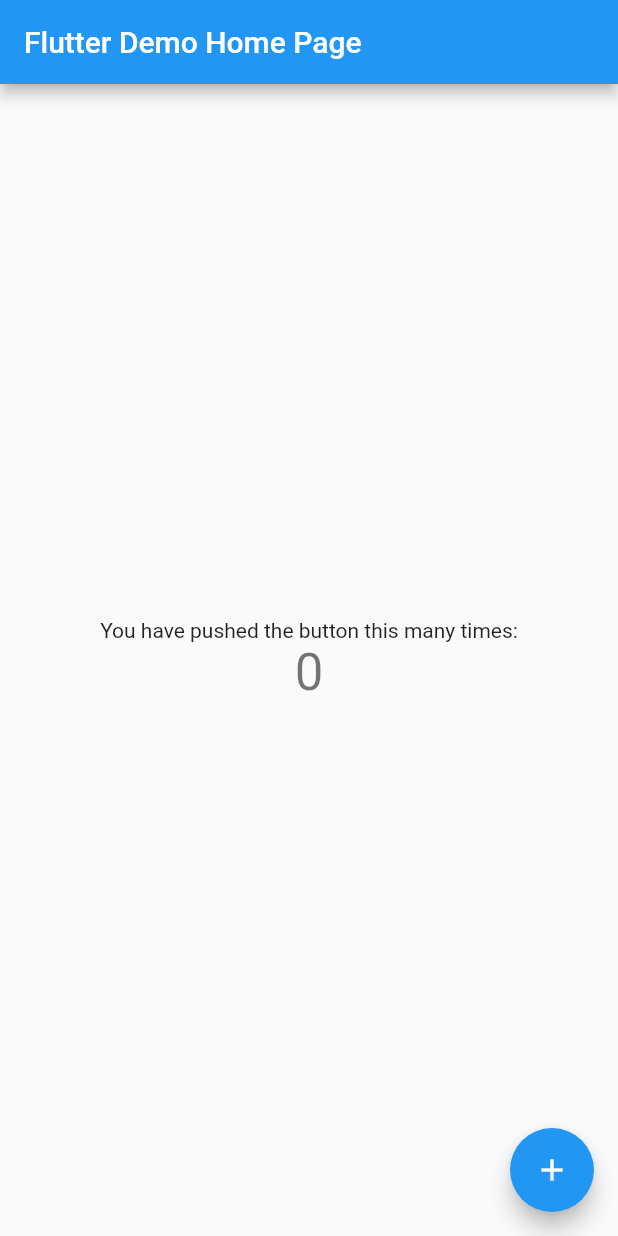
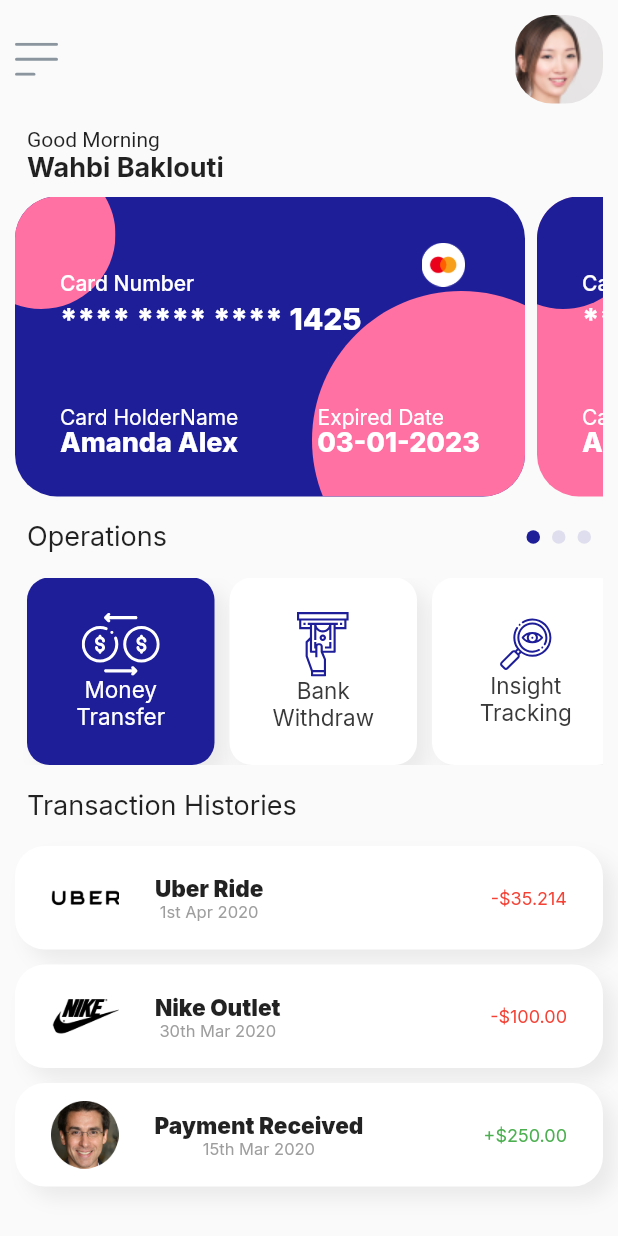
Before and after one commit to wahbi-baklouti7/flutter_ui, a Flutter app: the screen it shows after launch, on a phone screen of 412 x 824 dp. Run offline on Flutter 3.47's test engine with Material 2 defaults, Android fonts, the phone set to English and light mode, and no system bars; our stand-ins replace flutter_svg, google_fonts; Roboto replaces fonts that are missing (Inder).

Commit message:
desing finsihed

```diff
--- a/flutter_money_management_app/lib/main.dart
+++ b/flutter_money_management_app/lib/main.dart
@@ -1,117 +1,20 @@
 import 'package:flutter/material.dart';
+
+import 'screens/home_screen.dart';
 
 void main() {
   runApp(MyApp());
 }
 
 class MyApp extends StatelessWidget {
-  // This widget is the root of your application.
+
   @override
   Widget build(BuildContext context) {
     return MaterialApp(
-      title: 'Flutter Demo',
-      theme: ThemeData(
-        // This is the theme of your application.
-        //
-        // Try running your application with "flutter run". You'll see the
-        // application has a blue toolbar. Then, without quitting the app, try
-        // changing the primarySwatch below to Colors.green and then invoke
-        // "hot reload" (press "r" in the console where you ran "flutter run",
-        // or simply save your changes to "hot reload" in a Flutter IDE).
-        // Notice that the counter didn't reset back to zero; the application
-        // is not restarted.
-        primarySwatch: Colors.blue,
-        // This makes the visual density adapt to the platform that you run
-        // the app on. For desktop platforms, the controls will be smaller and
-        // closer together (more dense) than on mobile platforms.
-        visualDensity: VisualDensity.adaptivePlatformDensity,
-      ),
-      home: MyHomePage(title: 'Flutter Demo Home Page'),
+      debugShowCheckedModeBanner:false,
+      title: "Flutter UI",
+      home: HomeScreen(),
+
     );
   }
 }
-
-class MyHomePage extends StatefulWidget {
-  MyHomePage({Key key, this.title}) : super(key: key);
-
-  // This widget is the home page of your application. It is stateful, meaning
-  // that it has a State object (defined below) that contains fields that affect
-  // how it looks.
-
-  // This class is the configuration for the state. It holds the values (in this
-  // case the title) provided by the parent (in this case the App widget) and
-  // used by the build method of the State. Fields in a Widget subclass are
-  // always marked "final".
-
-  final String title;
-
-  @override
-  _MyHomePageState createState() => _MyHomePageState();
-}
-
-class _MyHomePageState extends State<MyHomePage> {
-  int _counter = 0;
-
-  void _incrementCounter() {
-    setState(() {
-      // This call to setState tells the Flutter framework that something has
-      // changed in this State, which causes it to rerun the build method below
-      // so that the display can reflect the updated values. If we changed
-      // _counter without calling setState(), then the build method would not be
-      // called again, and so nothing would appear to happen.
-      _counter++;
-    });
-  }
-
-  @override
-  Widget build(BuildContext context) {
-    // This method is rerun every time setState is called, for instance as done
-    // by the _incrementCounter method above.
-    //
-    // The Flutter framework has been optimized to make rerunning build methods
-    // fast, so that you can just rebuild anything that needs updating rather
-    // than having to individually change instances of widgets.
-    return Scaffold(
-      appBar: AppBar(
-        // Here we take the value from the MyHomePage object that was created by
-        // the App.build method, and use it to set our appbar title.
-        title: Text(widget.title),
-      ),
-      body: Center(
-        // Center is a layout widget. It takes a single child and positions it
-        // in the middle of the parent.
-        child: Column(
-          // Column is also a layout widget. It takes a list of children and
-          // arranges them vertically. By default, it sizes itself to fit its
-          // children horizontally, and tries to be as tall as its parent.
-          //
-          // Invoke "debug painting" (press "p" in the console, choose the
-          // "Toggle Debug Paint" action from the Flutter Inspector in Android
-          // Studio, or the "Toggle Debug Paint" command in Visual Studio Code)
-          // to see the wireframe for each widget.
-          //
-          // Column has various properties to control how it sizes itself and
-          // how it positions its children. Here we use mainAxisAlignment to
-          // center the children vertically; the main axis here is the vertical
-          // axis because Columns are vertical (the cross axis would be
-          // horizontal).
-          mainAxisAlignment: MainAxisAlignment.center,
-          children: <Widget>[
-            Text(
-              'You have pushed the button this many times:',
-            ),
-            Text(
-              '$_counter',
-              style: Theme.of(context).textTheme.headline4,
-            ),
-          ],
-        ),
-      ),
-      floatingActionButton: FloatingActionButton(
-        onPressed: _incrementCounter,
-        tooltip: 'Increment',
-        child: Icon(Icons.add),
-      ), // This trailing comma makes auto-formatting nicer for build methods.
-    );
-  }
-}
--- a/flutter_money_management_app/lib/models/card_model.dart
+++ b/flutter_money_management_app/lib/models/card_model.dart
@@ -11,7 +11,8 @@ class CardModel {
       this.cardBackground, this.cardElementTop, this.cardElementBottom);
 }
 
-List<CardModel> cards = cardData.map(
+List<CardModel> cards = cardData
+    .map(
       (item) => CardModel(
         item['user'],
         item['cardNumber'],
@@ -21,7 +22,8 @@ List<CardModel> cards = cardData.map(
         item['cardElementTop'],
         item['cardElementBottom'],
       ),
-).toList();
+    )
+    .toList();
 
 var cardData = [
   {
--- a/flutter_money_management_app/lib/models/operation_model.dart
+++ b/flutter_money_management_app/lib/models/operation_model.dart
@@ -6,8 +6,10 @@ class OperationModel {
   OperationModel(this.name, this.selectedIcon, this.unselectedIcon);
 }
 
-List<OperationModel> datas = operationsData.map((item) =>
-    OperationModel(item['name'], item['selectedIcon'], item['unselectedIcon'])).toList();
+List<OperationModel> datas = operationsData
+    .map((item) => OperationModel(
+        item['name'], item['selectedIcon'], item['unselectedIcon']))
+    .toList();
 
 var operationsData = [
   {
--- /dev/null
+++ b/flutter_money_management_app/lib/screens/home_screen.dart
@@ -0,0 +1,301 @@
+import 'package:flutter/material.dart';
+import 'package:flutter_svg/flutter_svg.dart';
+import 'package:fluttermoneymanagementapp/constants/color_constant.dart';
+import 'package:fluttermoneymanagementapp/models/card_model.dart';
+import 'package:fluttermoneymanagementapp/models/operation_model.dart';
+import 'package:fluttermoneymanagementapp/models/transaction_model.dart';
+import 'package:google_fonts/google_fonts.dart';
+
+class HomeScreen extends StatefulWidget {
+  @override
+  _HomeScreenState createState() => _HomeScreenState();
+}
+
+class _HomeScreenState extends State<HomeScreen> {
+  int current_index = 0;
+
+  List<T> map<T>(List list, Function handler) {
+    List<T> result = [];
+    for (var i = 0; i < list.length; i++) {
+      result.add(handler(i, list[i]));
+    }
+    return result;
+  }
+
+  @override
+  Widget build(BuildContext context) {
+    return Scaffold(
+        body: SafeArea(
+          child: Container(
+              margin: EdgeInsets.all(10),
+              child: ListView(physics: ClampingScrollPhysics(), children: [
+                Container(
+                  child: Row(
+                      mainAxisAlignment: MainAxisAlignment.spaceBetween,
+                      children: [
+                        SvgPicture.asset('assets/svg/drawer_icon.svg'),
+                        Container(
+                            height: 59,
+                            width: 59,
+                            decoration: BoxDecoration(
+                                borderRadius: BorderRadius.circular(25),
+                                image: DecorationImage(
+                                    image: AssetImage(
+                                        "assets/images/user_image.png"))))
+                      ]),
+                ),
+                const SizedBox(height: 16),
+                Padding(
+                  padding: const EdgeInsets.fromLTRB(8, 0, 0, 0),
+                  child: Column(
+                      crossAxisAlignment: CrossAxisAlignment.start,
+                      children: [
+                        Text("Good Morning",
+                            style: GoogleFonts.inder(
+                                fontSize: 14, fontWeight: FontWeight.w400)),
+                        Text("Wahbi Baklouti",
+                            style: GoogleFonts.inter(
+                                fontSize: 18, fontWeight: FontWeight.w700))
+                      ]),
+                ),
+                const SizedBox(height: 8),
+                Container(
+                  height: 200,
+                  child: ListView.builder(
+                    physics: BouncingScrollPhysics(),
+                    padding: EdgeInsets.only(left: 0, right: 8),
+                    scrollDirection: Axis.horizontal,
+                    itemBuilder: (context, index) {
+                      return Container(
+                          margin: EdgeInsets.only(right: 8),
+                          height: 199,
+                          width: 340,
+                          decoration: BoxDecoration(
+                            borderRadius: BorderRadius.circular(28),
+                            color: Color(cards[index].cardBackground),
+                          ),
+                          child: Stack(
+                            children: [
+                              Positioned(
+                                  // bottom:150,
+                                  child: SvgPicture.asset(
+                                      cards[index].cardElementTop)),
+                              Positioned(
+                                  bottom: 0,
+                                  right: 0,
+                                  child: SvgPicture.asset(
+                                      cards[index].cardElementBottom)),
+                              Positioned(
+                                  top: 49,
+                                  left: 30,
+                                  child: Text("Card Number",
+                                      style: GoogleFonts.inter(
+                                        color: Colors.white,
+                                        fontSize: 14,
+                                        fontWeight: FontWeight.w500,
+                                      ))),
+                              Positioned(
+                                top: 70,
+                                left: 30,
+                                child: Text(cards[index].cardNumber,
+                                    style: GoogleFonts.inter(
+                                      color: Colors.white,
+                                      fontSize: 20,
+                                      fontWeight: FontWeight.w800,
+                                    )),
+                              ),
+                              Positioned(
+                                  bottom: 45,
+                                  left: 30,
+                                  child: Text("Card HolderName",
+                                      style: GoogleFonts.inter(
+                                        color: Colors.white,
+                                        fontSize: 14,
+                                        fontWeight: FontWeight.w400,
+                                      ))),
+                              Positioned(
+                                bottom: 25,
+                                left: 30,
+                                child: Text(cards[index].user,
+                                    style: GoogleFonts.inter(
+                                      color: Colors.white,
+                                      fontSize: 18,
+                                      fontWeight: FontWeight.w800,
+                                    )),
+                              ),
+                              Positioned(
+                                  top: 31,
+                                  right: 40,
+                                  child: Image.asset(cards[index].cardType,
+                                      height: 29, width: 29)),
+                              Positioned(
+                                  bottom: 45,
+                                  right: 54,
+                                  child: Text("Expired Date",
+                                      style: GoogleFonts.inter(
+                                        color: Colors.white,
+                                        fontSize: 14,
+                                        fontWeight: FontWeight.w400,
+                                      ))),
+                              Positioned(
+                                bottom: 25,
+                                right: 30,
+                                child: Text(cards[index].cardExpired,
+                                    style: GoogleFonts.inter(
+                                      color: Colors.white,
+                                      fontSize: 18,
+                                      fontWeight: FontWeight.w800,
+                                    )),
+                              ),
+                            ],
+                          ));
+                    },
+                    itemCount: cards.length,
+                  ),
+                ),
+                Padding(
+                  padding: const EdgeInsets.fromLTRB(8, 16, 0, 16),
+                  child: Row(
+                    mainAxisAlignment: MainAxisAlignment.spaceBetween,
+                    children: [
+                      Text("Operations",
+                          style: GoogleFonts.inter(
+                            fontSize: 18,
+                          )),
+                      Row(
+                          children: map<Widget>(datas, (index, selected) {
+                        return Container(
+                            margin: EdgeInsets.fromLTRB(0, 0, 8, 0),
+                            width: 9,
+                            height: 9,
+                            decoration: BoxDecoration(
+                              shape: BoxShape.circle,
+                              color: current_index == index
+                                  ? kBlueColor
+                                  : kTwentyBlueColor,
+                            ));
+                      }))
+                    ],
+                  ),
+                ),
+                Container(
+                    height: 125,
+                    child: ListView.builder(
+                        physics: BouncingScrollPhysics(),
+                        padding: EdgeInsets.only(left: 8),
+                        scrollDirection: Axis.horizontal,
+                        itemCount: datas.length,
+                        itemBuilder: (context, index) => GestureDetector(
+                              onTap: () {
+                                setState(() {
+                                  current_index = index;
+                                });
+                              },
+                              child: OperationCard(
+                                operation: datas[index].name,
+                                selectedIcon: datas[index].selectedIcon,
+                                unselectedIcon: datas[index].unselectedIcon,
+                                isSelected: current_index == index,
+                              ),
+                            ))),
+                Padding(
+                  padding: const EdgeInsets.fromLTRB(8, 16, 0, 16),
+                  child: Text("Transaction Histories",
+                      style: GoogleFonts.inter(
+                        fontSize: 18,
+                      )),
+                ),
+                ListView.builder(
+                  shrinkWrap: true,
+                  itemCount: transactions.length,
+                  itemBuilder: (context, index) {
+                    return Container(
+                        height: 69,
+                        padding: EdgeInsets.fromLTRB(24, 12, 24, 12),
+                        margin: EdgeInsets.only(bottom: 10),
+                        decoration: BoxDecoration(
+                          color: Colors.white,
+                          borderRadius: BorderRadius.circular(20),
+                          boxShadow: [
+                            BoxShadow(
+                              color: kTenBlackColor,
+                              blurRadius: 10,
+                              offset: Offset(8, 8),
+                            )
+                          ],
+                        ),
+                        child: Row(children: [
+                          Image.asset(transactions[index].photo),
+                          SizedBox(width: 24),
+                          Column(
+                              mainAxisAlignment: MainAxisAlignment.center,
+                              children: [
+                                Text(transactions[index].name,
+                                    style: GoogleFonts.inter(
+                                        fontSize: 15,
+                                        fontWeight: FontWeight.w900)),
+                                Text(transactions[index].date,
+                                    style: GoogleFonts.inter(
+                                        fontSize: 11, color: Colors.grey))
+                              ]),
+                          Spacer(),
+                          Text(transactions[index].amount,
+                              style: GoogleFonts.inter(
+                                fontSize: 12,
+                                fontWeight:FontWeight.w400,
+                                color: transactions[index].amount.startsWith("+")?Colors.green:Colors.red,
+                              ))
+                        ]));
+                  },
+                )
+              ])),
+        ));
+  }
+}
+
+class OperationCard extends StatefulWidget {
+  final String operation;
+  final String selectedIcon;
+  final String unselectedIcon;
+  final bool isSelected;
+
+  OperationCard(
+      {this.isSelected,
+      this.selectedIcon,
+      this.unselectedIcon,
+      this.operation});
+
+  @override
+  _OperationCardState createState() => _OperationCardState();
+}
+
+class _OperationCardState extends State<OperationCard> {
+  @override
+  Widget build(BuildContext context) {
+    return Container(
+        margin: EdgeInsets.only(right: 10),
+        height: 125,
+        width: 125,
+        decoration: BoxDecoration(
+          boxShadow: [
+            BoxShadow(
+              color: kTenBlackColor,
+              blurRadius: 10,
+              offset: Offset(8, 8),
+            ),
+          ],
+          borderRadius: BorderRadius.circular(15),
+          color: widget.isSelected ? kBlueColor : kWhiteColor,
+        ),
+        child: Column(mainAxisAlignment: MainAxisAlignment.center, children: [
+          SvgPicture.asset(
+              widget.isSelected ? widget.selectedIcon : widget.unselectedIcon),
+          Text(widget.operation,
+              style: GoogleFonts.inter(
+                fontSize: 15,
+                color: widget.isSelected ? kWhiteColor : kBlackColor,
+              ),
+              textAlign: TextAlign.center)
+        ]));
+  }
+}
```
Also changed, not shown: flutter_money_management_app/pubspec.yaml (+7 -19 lines), flutter_money_management_app/pubspec.lock. Lines whose indentation alone changed are shown as unchanged.
